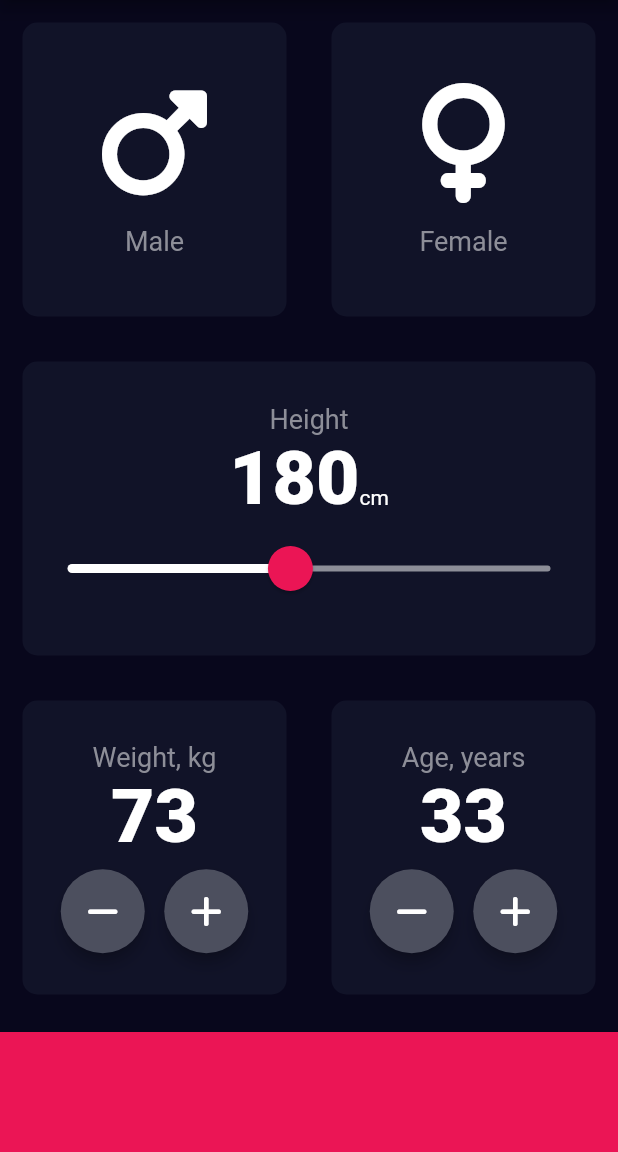
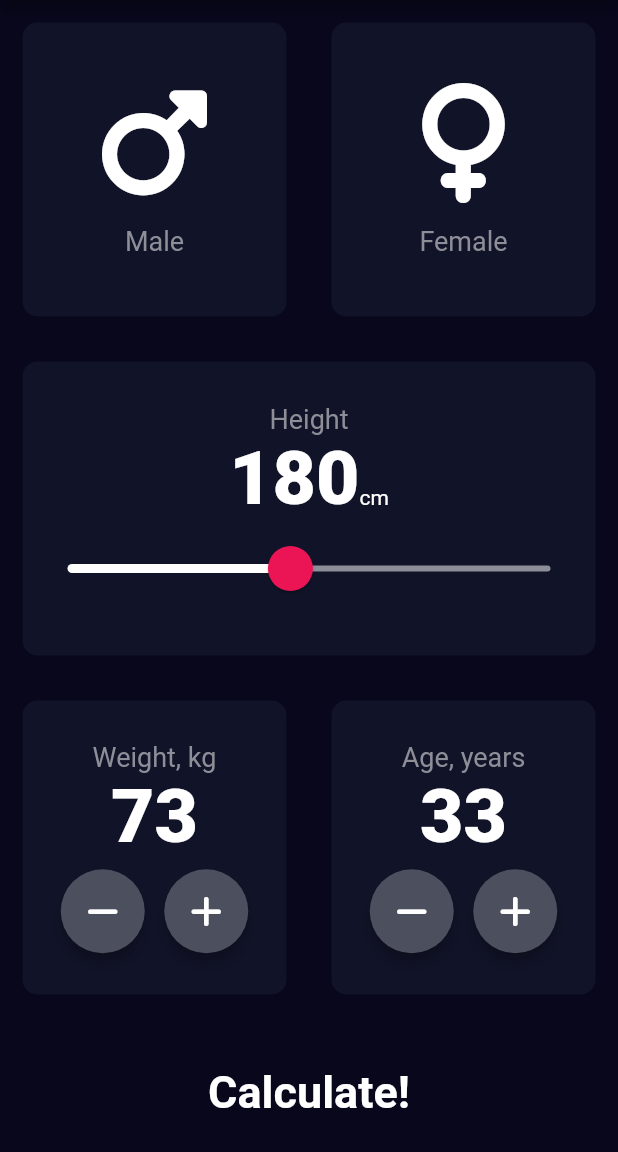
Before and after one commit to alekseigrindev/flutter-07-bmi_calculator, a Flutter app: the screen it shows after launch, on a phone screen of 412 x 824 dp, the part 84-1236 px from its top. Run offline on Flutter 3.47's test engine with Material 2 defaults, Android fonts, the phone set to English and light mode, and no system bars; our stand-ins replace font_awesome_flutter.

Commit message:
add new screen with results / add routs to result sctreen and to input screen

```diff
--- a/lib/input_page.dart
+++ b/lib/input_page.dart
@@ -1,8 +1,10 @@
 import 'package:bmi_calculator/constants.dart';
 import 'package:bmi_calculator/icon_cont.dart';
+import 'package:bmi_calculator/results_page.dart';
 import 'package:bmi_calculator/reusable_cart.dart';
 import 'package:flutter/material.dart';
 import 'package:font_awesome_flutter/font_awesome_flutter.dart';
+
 
 enum Gender {
   male,
@@ -197,11 +199,35 @@ class _InputPageState extends State<InputPage> {
               ],
             ),
           ),
-          Container(
-            color: kBottomContainerColor,
-            margin: EdgeInsets.only(top: 10.0),
-            width: double.infinity,
-            height: kBottomContainerHeight,
+          GestureDetector(
+            onTap: () {
+              Navigator.push(
+                  context,
+                  MaterialPageRoute(
+                      builder: (context) {
+                        return ResultsPage();
+                      }
+                  ),
+              );
+            },
+            child: Container(
+              child: Column(
+                mainAxisAlignment: MainAxisAlignment.center,
+                children: <Widget>[
+                  Text(
+                    'Calculate!',
+                    selectionColor: Colors.white,
+                    style: TextStyle(
+                      fontWeight: FontWeight.bold,
+                      fontSize: 30.0,
+                    ),
+                  ),
+                ],
+              ),
+              margin: EdgeInsets.only(top: 10.0),
+              width: double.infinity,
+              height: kBottomContainerHeight,
+            ),
           ),
         ],
       ),
```
Also changed, not shown: lib/results_page.dart (added, +74 -0 lines).
